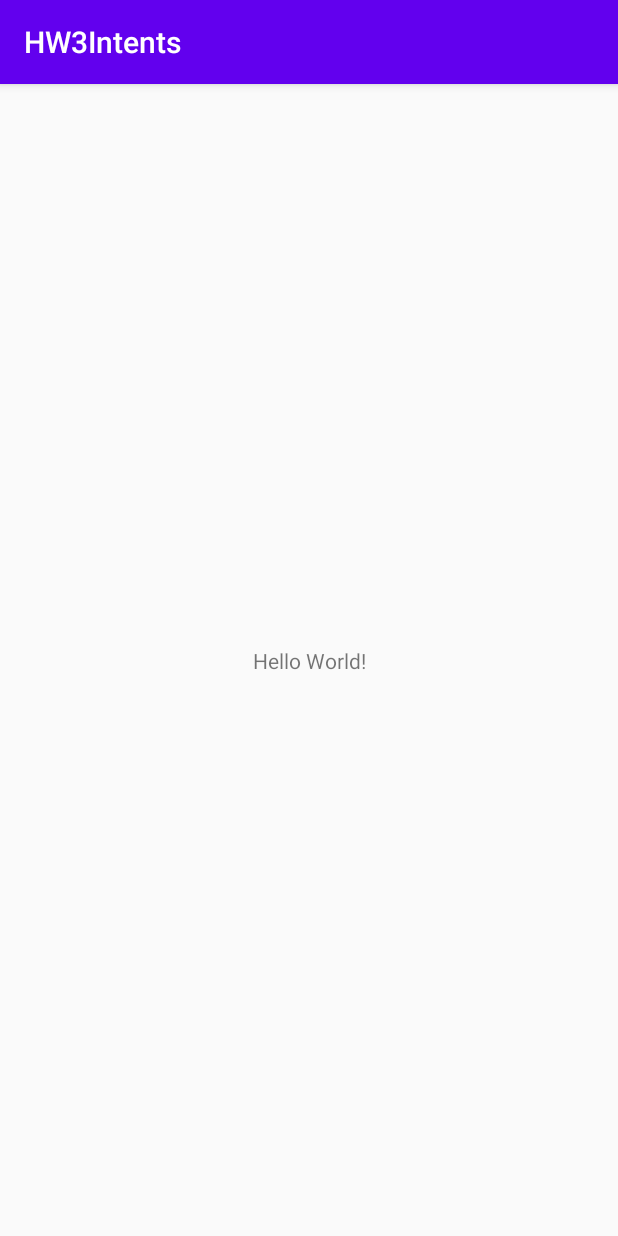
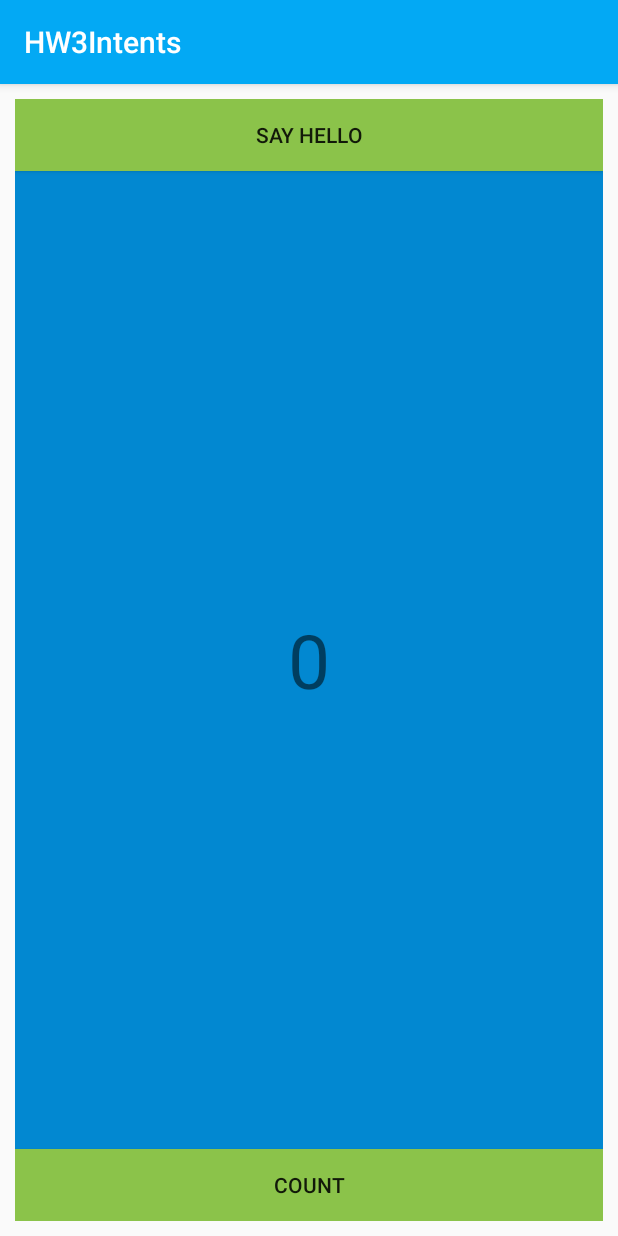
Before and after one commit to NataliaMGonzalez/ClaseMovilesAndroid, an Android app: the screen it shows after launch (MainActivity), on a phone screen of 412 x 824 dp. Run offline under Robolectric (Android 15) with nearby library versions, the phone set to English and light mode, and no system bars.

Commit message:
HW3 finished

```diff
--- a/HW3Intents/app/src/main/java/com/example/hw3intents/MainActivity.java
+++ b/HW3Intents/app/src/main/java/com/example/hw3intents/MainActivity.java
@@ -1,14 +1,65 @@
 package com.example.hw3intents;
 
+import androidx.annotation.Nullable;
 import androidx.appcompat.app.AppCompatActivity;
 
+import android.content.Intent;
 import android.os.Bundle;
+import android.util.Log;
+import android.view.View;
+import android.widget.Button;
+import android.widget.TextView;
+
+import static java.lang.Integer.parseInt;
 
 public class MainActivity extends AppCompatActivity {
+
+    public static final String EXTRA_MESSAGE = "com.example.hw3intents.extra.MESSAGE";
+    public static final int TEXT_REQUEST = 1;
+
+    public static int counter = 0;
+    private Button mBtnSayHello;
+    private Button mBtnCount;
+    private TextView mTextViewCounter;
 
     @Override
     protected void onCreate(Bundle savedInstanceState) {
         super.onCreate(savedInstanceState);
         setContentView(R.layout.activity_main);
+        mBtnSayHello = findViewById(R.id.BtnSayHello);
+        mBtnCount = findViewById(R.id.BtnCount);
+        mTextViewCounter = findViewById(R.id.TextViewCount);
+        mTextViewCounter.setText(String.valueOf(counter));
+
+        mBtnCount.setOnClickListener(new View.OnClickListener() {
+            @Override
+            public void onClick(View view) {
+                counter++;
+                mTextViewCounter.setText(String.valueOf(counter));
+            }
+        });
     }
+
+    public void launchSecondActivity(View view) {
+        Intent intent = new Intent(this, SecondActivity.class);
+        String message = String.valueOf(counter);
+        intent.putExtra(EXTRA_MESSAGE, message);
+        startActivityForResult(intent, TEXT_REQUEST);
+    }
+
+    @Override
+    protected void onActivityResult(int requestCode, int resultCode, @Nullable Intent data) {
+        super.onActivityResult(requestCode, resultCode, data);
+
+        if (requestCode == TEXT_REQUEST) {
+            if (resultCode == RESULT_OK) {
+                String reply = data.getStringExtra(SecondActivity.EXTRA_REPLY);
+
+                counter = parseInt(reply);
+                mTextViewCounter.setText(reply);
+
+            }
+        }
+    }
+
 }
--- a/HW3Intents/app/src/main/res/layout/activity_main.xml
+++ b/HW3Intents/app/src/main/res/layout/activity_main.xml
@@ -1,18 +1,46 @@
 <?xml version="1.0" encoding="utf-8"?>
-<androidx.constraintlayout.widget.ConstraintLayout xmlns:android="http://schemas.android.com/apk/res/android"
+<LinearLayout xmlns:android="http://schemas.android.com/apk/res/android"
     xmlns:app="http://schemas.android.com/apk/res-auto"
     xmlns:tools="http://schemas.android.com/tools"
     android:layout_width="match_parent"
     android:layout_height="match_parent"
-    tools:context=".MainActivity">
+    tools:context=".MainActivity"
+    android:orientation="vertical"
+    android:gravity="center"
+    android:padding="10dp">
+
+    <Button
+        android:layout_width="match_parent"
+        android:layout_height="wrap_content"
+        android:id="@+id/BtnSayHello"
+        android:text="@string/say_hello"
+        android:onClick="launchSecondActivity"
+        android:background="@color/colorAccent"
+        />
 
     <TextView
-        android:layout_width="wrap_content"
+        android:id="@+id/TextViewCount"
+        android:layout_width="match_parent"
         android:layout_height="wrap_content"
+        android:layout_weight="1"
         android:text="Hello World!"
+        android:gravity="center"
         app:layout_constraintBottom_toBottomOf="parent"
         app:layout_constraintLeft_toLeftOf="parent"
         app:layout_constraintRight_toRightOf="parent"
-        app:layout_constraintTop_toTopOf="parent" />
+        app:layout_constraintTop_toTopOf="parent"
+        android:background="@color/colorPrimaryDark"
+        android:textSize="50sp"/>
 
-</androidx.constraintlayout.widget.ConstraintLayout>
+    <Button
+        android:id="@+id/BtnCount"
+        android:layout_width="match_parent"
+        android:layout_height="wrap_content"
+        android:text="@string/count"
+        android:background="@color/colorAccent"
+        />
+
+
+
+
+</LinearLayout>
--- a/HW3Intents/app/src/main/res/values/colors.xml
+++ b/HW3Intents/app/src/main/res/values/colors.xml
@@ -1,6 +1,6 @@
 <?xml version="1.0" encoding="utf-8"?>
 <resources>
-    <color name="colorPrimary">#6200EE</color>
-    <color name="colorPrimaryDark">#3700B3</color>
-    <color name="colorAccent">#03DAC5</color>
+    <color name="colorPrimary">#03A9F4</color>
+    <color name="colorPrimaryDark">#0288D1</color>
+    <color name="colorAccent">#8BC34A</color>
 </resources>
--- a/HW3Intents/app/src/main/res/values/strings.xml
+++ b/HW3Intents/app/src/main/res/values/strings.xml
@@ -1,3 +1,8 @@
 <resources>
     <string name="app_name">HW3Intents</string>
+    <string name="say_hello">Say Hello</string>
+    <string name="count">Count</string>
+    <string name="hello">Hello</string>
+    <string name="newCounterValue">New Counter Value</string>
+    <string name="value">value</string>
 </resources>
```
Also changed, not shown: HW3Intents/app/src/main/java/com/example/hw3intents/SecondActivity.java (+48 -0 lines), HW3Intents/app/src/main/res/layout/activity_second.xml (+45 -3 lines).
